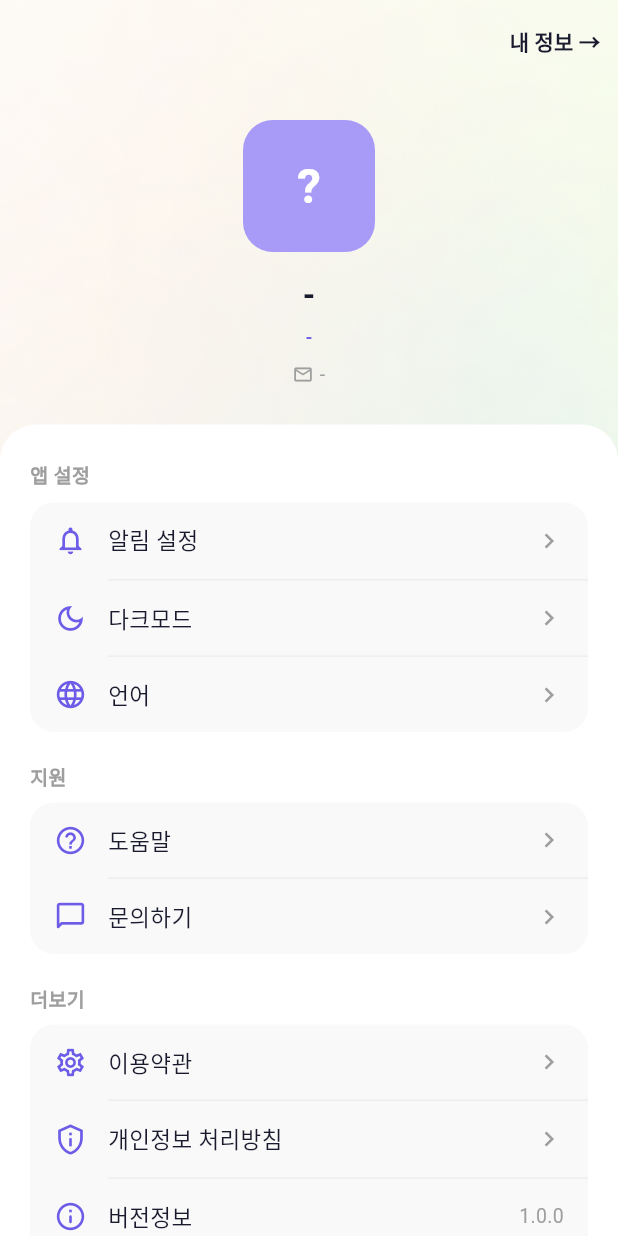
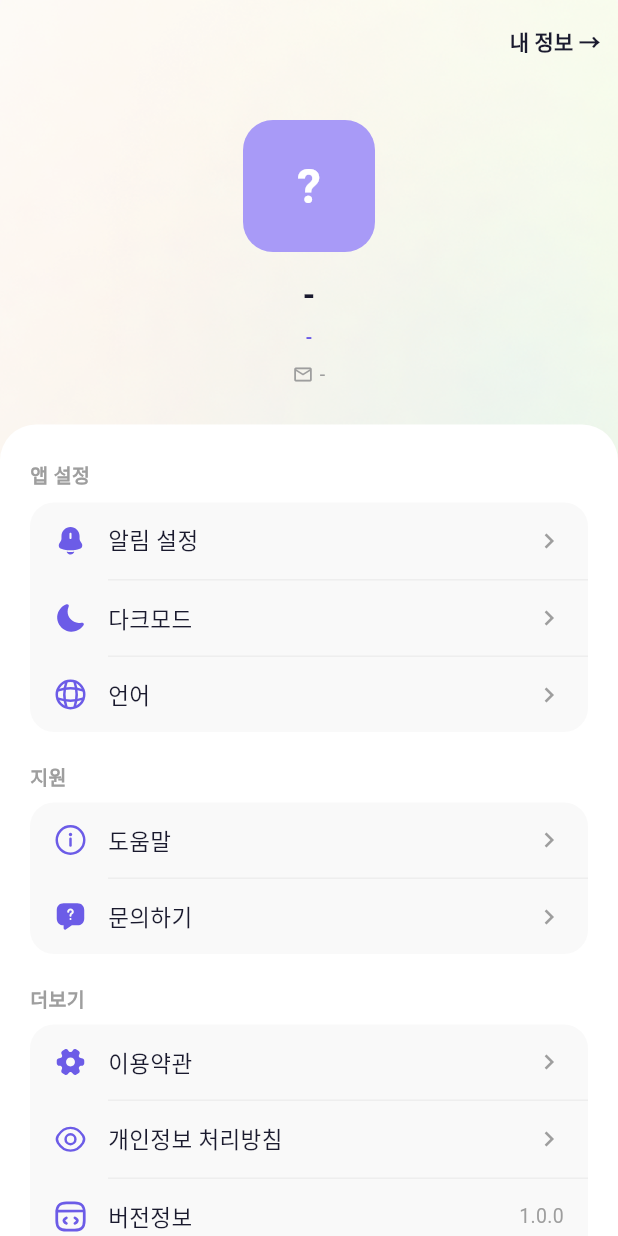
Before and after one commit to seb0070/jbnu-pms-fe, a Flutter app: the MoreScreen screen opened directly, on a phone screen of 412 x 824 dp. Run offline on Flutter 3.47's test engine with Material 3 defaults, Android fonts, the phone set to English and light mode, and no system bars; our stand-ins replace dio, flutter_svg, google_sign_in, logger, shared_preferences; accounts and stored records are empty; network calls fail.

Commit message:
feat: #11 더보기 화면 SVG 아이콘 적용 (#11)

```diff
--- a/lib/features/more/screens/more_screen.dart
+++ b/lib/features/more/screens/more_screen.dart
@@ -1,4 +1,5 @@
 import 'package:flutter/material.dart';
+import 'package:flutter_svg/flutter_svg.dart';
 import 'package:shared_preferences/shared_preferences.dart';
 import '../../user/services/user_service.dart';
 
@@ -90,9 +91,8 @@ class _MoreScreenState extends State<MoreScreen> {
                 SizedBox(
                   height: 56,
                   child: Row(
+                    mainAxisAlignment: MainAxisAlignment.end,
                     children: [
-                      const SizedBox(width: 16),
-                      const Spacer(),
                       TextButton(
                         onPressed: () {
                           // TODO: 내 정보 화면으로 이동
@@ -161,7 +161,6 @@ class _MoreScreenState extends State<MoreScreen> {
                                       ),
                                     ),
                                     const SizedBox(height: 4),
-                                    // 직책 (백엔드 필드 추가 후 활성화)
                                     const Text(
                                       '-',
                                       style: TextStyle(
@@ -196,9 +195,6 @@ class _MoreScreenState extends State<MoreScreen> {
 
                               // 흰색 카드 영역
                               Container(
-                                // constraints: BoxConstraints(
-                                //   minHeight: MediaQuery.of(context).size.height,
-                                // ),
                                 decoration: const BoxDecoration(
                                   color: Colors.white,
                                   borderRadius: BorderRadius.vertical(
@@ -206,29 +202,35 @@ class _MoreScreenState extends State<MoreScreen> {
                                   ),
                                 ),
                                 child: Padding(
-                                  padding: const EdgeInsets.all(20),
+                                  padding: const EdgeInsets.fromLTRB(
+                                    20,
+                                    24,
+                                    20,
+                                    40,
+                                  ),
                                   child: Column(
                                     crossAxisAlignment:
                                         CrossAxisAlignment.start,
                                     children: [
-                                      const SizedBox(height: 4),
-
                                       // 앱 설정
                                       _buildSectionTitle('앱 설정'),
                                       const SizedBox(height: 8),
                                       _buildMenuCard([
                                         _buildMenuItem(
-                                          icon: Icons.notifications_outlined,
+                                          iconPath:
+                                              'lib/assets/icons/more_notification.svg',
                                           title: '알림 설정',
                                           onTap: () {},
                                         ),
                                         _buildMenuItem(
-                                          icon: Icons.dark_mode_outlined,
+                                          iconPath:
+                                              'lib/assets/icons/more_darkmode.svg',
                                           title: '다크모드',
                                           onTap: () {},
                                         ),
                                         _buildMenuItem(
-                                          icon: Icons.language_outlined,
+                                          iconPath:
+                                              'lib/assets/icons/more_global.svg',
                                           title: '언어',
                                           onTap: () {},
                                           isLast: true,
@@ -241,13 +243,14 @@ class _MoreScreenState extends State<MoreScreen> {
                                       const SizedBox(height: 8),
                                       _buildMenuCard([
                                         _buildMenuItem(
-                                          icon: Icons.help_outline_rounded,
+                                          iconPath:
+                                              'lib/assets/icons/more_info_circle.svg',
                                           title: '도움말',
                                           onTap: () {},
                                         ),
                                         _buildMenuItem(
-                                          icon:
-                                              Icons.chat_bubble_outline_rounded,
+                                          iconPath:
+                                              'lib/assets/icons/more_question.svg',
                                           title: '문의하기',
                                           onTap: () {},
                                           isLast: true,
@@ -260,17 +263,20 @@ class _MoreScreenState extends State<MoreScreen> {
                                       const SizedBox(height: 8),
                                       _buildMenuCard([
                                         _buildMenuItem(
-                                          icon: Icons.settings_outlined,
+                                          iconPath:
+                                              'lib/assets/icons/more_ToS.svg',
                                           title: '이용약관',
                                           onTap: () {},
                                         ),
                                         _buildMenuItem(
-                                          icon: Icons.privacy_tip_outlined,
+                                          iconPath:
+                                              'lib/assets/icons/more_personal_doc.svg',
                                           title: '개인정보 처리방침',
                                           onTap: () {},
                                         ),
                                         _buildMenuItem(
-                                          icon: Icons.info_outline_rounded,
+                                          iconPath:
+                                              'lib/assets/icons/more_version.svg',
                                           title: '버전정보',
                                           trailing: const Text(
                                             '1.0.0',
@@ -282,7 +288,8 @@ class _MoreScreenState extends State<MoreScreen> {
                                           onTap: () {},
                                         ),
                                         _buildMenuItem(
-                                          icon: Icons.logout_rounded,
+                                          iconPath:
+                                              'lib/assets/icons/more_logout.svg',
                                           title: 'Logout',
                                           isLogout: true,
                                           onTap: _logout,
@@ -290,7 +297,6 @@ class _MoreScreenState extends State<MoreScreen> {
                                           showArrow: false,
                                         ),
                                       ]),
-                                      const SizedBox(height: 40),
                                     ],
                                   ),
                                 ),
@@ -329,7 +335,7 @@ class _MoreScreenState extends State<MoreScreen> {
   }
 
   Widget _buildMenuItem({
-    required IconData icon,
+    required String iconPath,
     required String title,
     Widget? trailing,
     required VoidCallback onTap,
@@ -346,7 +352,15 @@ class _MoreScreenState extends State<MoreScreen> {
             padding: const EdgeInsets.symmetric(horizontal: 16, vertical: 14),
             child: Row(
               children: [
-                Icon(icon, color: isLogout ? Colors.red : _purple, size: 22),
+                SvgPicture.asset(
+                  iconPath,
+                  width: 22,
+                  height: 22,
+                  colorFilter: ColorFilter.mode(
+                    isLogout ? Colors.red : _purple,
+                    BlendMode.srcIn,
+                  ),
+                ),
                 const SizedBox(width: 14),
                 Expanded(
                   child: Text(
--- a/pubspec.yaml
+++ b/pubspec.yaml
@@ -34,6 +34,7 @@ dependencies:
   dio: ^5.4.0
   shared_preferences: ^2.2.0
   logger: ^2.0.0
+  flutter_svg: ^2.0.10+1
 
   # The following adds the Cupertino Icons font to your application.
   # Use with the CupertinoIcons class for iOS style icons.
@@ -61,6 +62,7 @@ flutter:
   uses-material-design: true
   assets:
     - lib/assets/images/
+    - lib/assets/icons/
   # To add assets to your application, add an assets section, like this:
   # assets:
   #   - images/a_dot_burr.jpeg
```
Also changed, not shown: lib/assets/icons/more_ToS.svg (added), lib/assets/icons/more_darkmode.svg (added), lib/assets/icons/more_global.svg (added), lib/assets/icons/more_info_circle.svg (added), lib/assets/icons/more_logout.svg (added), lib/assets/icons/more_notification.svg (added), lib/assets/icons/more_personal_doc.svg (added), lib/assets/icons/more_question.svg (added), lib/assets/icons/more_version.svg (added), lib/assets/icons/notification.svg (added).
